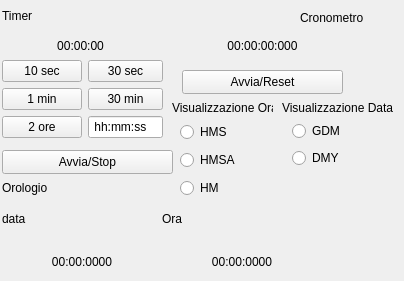
Qt form mainpage.ui (ibamba01/Laboratorio-di-programmazione-qt) before a commit.
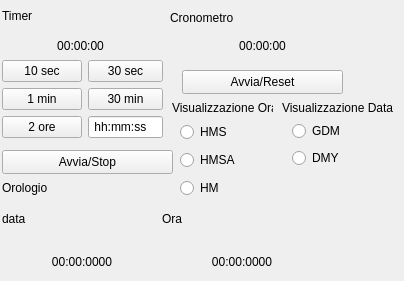
The same form after that commit.

```diff
--- a/mainpage.ui
+++ b/mainpage.ui
@@ -188,7 +188,7 @@
     </rect>
    </property>
    <property name="text">
-    <string>00:00:00:000</string>
+    <string>00:00:00</string>
    </property>
    <property name="alignment">
     <set>Qt::AlignmentFlag::AlignCenter</set>
@@ -197,7 +197,7 @@
   <widget class="QLabel" name="CronometroLable">
    <property name="geometry">
     <rect>
-     <x>300</x>
+     <x>170</x>
      <y>10</y>
      <width>81</width>
      <height>16</height>
```
